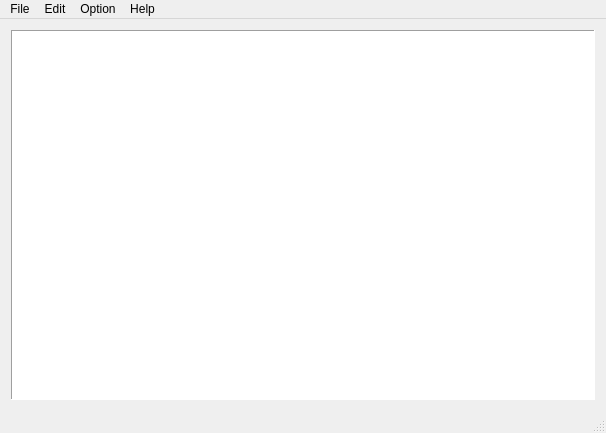
Before: the Qt Designer form mainwindow.ui in coolshou/QST, drawn with Qt 5.
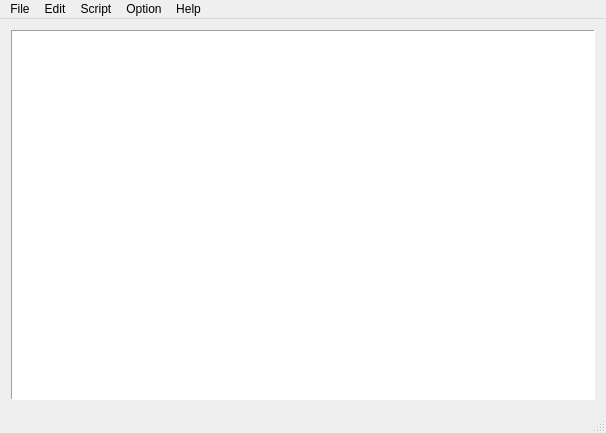
After: the same form once the commit is applied. Icons and pictures are not drawn. Custom widgets are drawn as their Qt base class.

```diff
--- a/mainwindow.ui
+++ b/mainwindow.ui
@@ -99,8 +99,14 @@
     <addaction name="actionAbout"/>
     <addaction name="actionAbout_Qt"/>
    </widget>
+   <widget class="QMenu" name="menuScript">
+    <property name="title">
+     <string>Script</string>
+    </property>
+   </widget>
    <addaction name="menuFile"/>
    <addaction name="menuEdit"/>
+   <addaction name="menuScript"/>
    <addaction name="menuOption"/>
    <addaction name="menuHelp"/>
   </widget>
```
